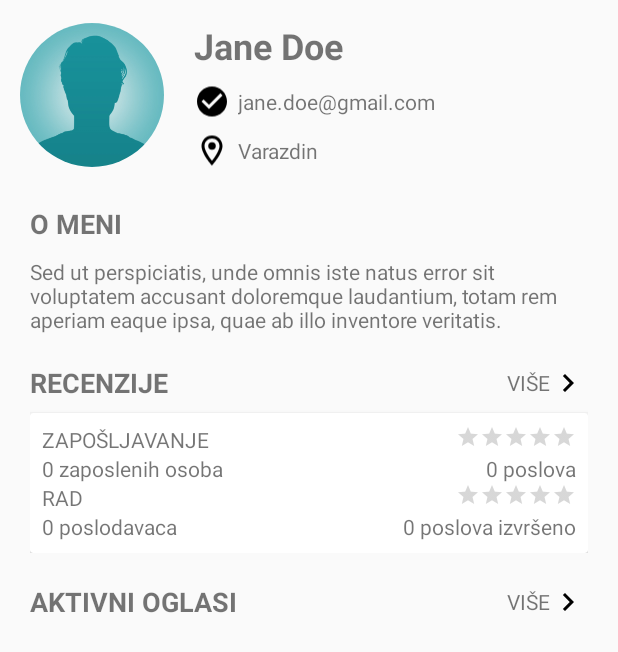
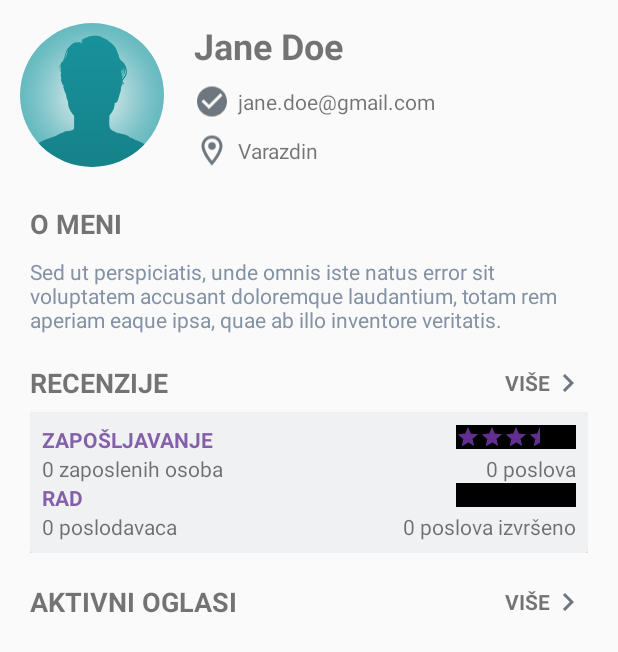
Before and after one commit to mpohizek/Foosh, an Android app: the layout activity_my_profile.xml on its own in the app's theme, with its tools: preview values and no code run, on a phone screen of 412 x 824 dp. Shown: the top 652 px of the screen. Run offline under Robolectric (Android 15) with nearby library versions, the phone set to English and light mode, and no system bars.

Commit message:
Dovršen XML za pregled profila i dodane osnovne boje aplikacije
trello card link: https://trello.com/c/E8qLU8z4

```diff
--- a/FooshAndroid/app/src/main/res/drawable/ic_baseline_check_circle_24px.xml
+++ b/FooshAndroid/app/src/main/res/drawable/ic_baseline_check_circle_24px.xml
@@ -4,6 +4,6 @@
     android:viewportWidth="24"
     android:viewportHeight="24">
   <path
-      android:fillColor="#FF000000"
+      android:fillColor="@color/colorTextGray"
       android:pathData="M12,2C6.48,2 2,6.48 2,12s4.48,10 10,10 10,-4.48 10,-10S17.52,2 12,2zM10,17l-5,-5 1.41,-1.41L10,14.17l7.59,-7.59L19,8l-9,9z"/>
 </vector>
--- a/FooshAndroid/app/src/main/res/drawable/ic_baseline_keyboard_arrow_right_24px.xml
+++ b/FooshAndroid/app/src/main/res/drawable/ic_baseline_keyboard_arrow_right_24px.xml
@@ -4,6 +4,6 @@
     android:viewportWidth="24"
     android:viewportHeight="24">
   <path
-      android:fillColor="#FF000000"
+      android:fillColor="@color/colorTextGray"
       android:pathData="M8.59,16.59L13.17,12 8.59,7.41 10,6l6,6 -6,6 -1.41,-1.41z"/>
 </vector>
--- a/FooshAndroid/app/src/main/res/drawable/ic_outline_location_on_24px.xml
+++ b/FooshAndroid/app/src/main/res/drawable/ic_outline_location_on_24px.xml
@@ -4,9 +4,9 @@
     android:viewportWidth="24"
     android:viewportHeight="24">
   <path
-      android:fillColor="#FF000000"
+      android:fillColor="@color/colorTextGray"
       android:pathData="M12,2C8.13,2 5,5.13 5,9c0,5.25 7,13 7,13s7,-7.75 7,-13c0,-3.87 -3.13,-7 -7,-7zM7,9c0,-2.76 2.24,-5 5,-5s5,2.24 5,5c0,2.88 -2.88,7.19 -5,9.88C9.92,16.21 7,11.85 7,9z"/>
   <path
-      android:fillColor="#FF000000"
+      android:fillColor="@color/colorTextGray"
       android:pathData="M12,9m-2.5,0a2.5,2.5 0,1 1,5 0a2.5,2.5 0,1 1,-5 0"/>
 </vector>
--- a/FooshAndroid/app/src/main/res/layout/activity_my_profile.xml
+++ b/FooshAndroid/app/src/main/res/layout/activity_my_profile.xml
@@ -121,7 +121,8 @@
             android:layout_width="wrap_content"
             android:layout_height="wrap_content"
             android:layout_weight="1"
-            android:text="Sed ut perspiciatis, unde omnis iste natus error sit voluptatem accusant doloremque laudantium, totam rem aperiam eaque ipsa, quae ab illo inventore veritatis." />
+            android:text="Sed ut perspiciatis, unde omnis iste natus error sit voluptatem accusant doloremque laudantium, totam rem aperiam eaque ipsa, quae ab illo inventore veritatis."
+            android:textColor="@color/colorTextLightGray" />
 
 
     </LinearLayout>
@@ -161,6 +162,7 @@
                 android:layout_height="wrap_content"
                 android:layout_marginBottom="8dp"
                 android:text="VIŠE"
+                android:textStyle="bold"
                 app:layout_constraintBottom_toBottomOf="parent"
                 app:layout_constraintEnd_toStartOf="@+id/moreArrow1"
                 app:layout_constraintTop_toTopOf="parent" />
@@ -185,18 +187,29 @@
                 android:layout_width="match_parent"
                 android:layout_height="wrap_content"
                 android:columnCount="2"
-                android:padding="8dp">
+                android:padding="8dp"
+                android:background="@color/colorAccentBackground"
+                >
 
                 <TextView
                     android:layout_width="wrap_content"
                     android:layout_height="wrap_content"
                     android:layout_column="0"
-                    android:text="ZAPOŠLJAVANJE" />
+                    android:text="ZAPOŠLJAVANJE"
+                    android:textColor="@color/colorAccent"
+                    android:textStyle="bold" />
 
                 <RatingBar
                     style="@style/Widget.AppCompat.RatingBar.Small"
                     android:layout_column="1"
-                    android:layout_gravity="right" />
+                    android:layout_gravity="right"
+
+                    android:rating="3.5"
+
+                    android:progressBackgroundTintMode="add"
+                    android:progressBackgroundTint="@color/colorBlack"
+                    android:progressTintMode="src_atop"
+                    android:progressTint="@color/colorPrimaryDark"/>
 
                 <TextView
                     android:layout_width="wrap_content"
@@ -215,12 +228,19 @@
                     android:layout_width="wrap_content"
                     android:layout_height="wrap_content"
                     android:layout_column="0"
-                    android:text="RAD" />
+                    android:text="RAD"
+                    android:textColor="@color/colorAccent"
+                    android:textStyle="bold" />
 
                 <RatingBar
                     style="@style/Widget.AppCompat.RatingBar.Small"
                     android:layout_column="1"
-                    android:layout_gravity="right" />
+                    android:layout_gravity="right"
+
+                    android:progressBackgroundTintMode="add"
+                    android:progressBackgroundTint="@color/colorBlack"
+                    android:progressTintMode="src_atop"
+                    android:progressTint="@color/colorPrimaryDark"/>
 
                 <TextView
                     android:layout_width="wrap_content"
@@ -273,6 +293,7 @@
                 android:layout_height="wrap_content"
                 android:layout_marginBottom="8dp"
                 android:text="VIŠE"
+                android:textStyle="bold"
                 app:layout_constraintBottom_toBottomOf="parent"
                 app:layout_constraintEnd_toStartOf="@+id/moreArrow2"
                 app:layout_constraintTop_toTopOf="parent" />
--- a/FooshAndroid/app/src/main/res/values/colors.xml
+++ b/FooshAndroid/app/src/main/res/values/colors.xml
@@ -1,6 +1,15 @@
 <?xml version="1.0" encoding="utf-8"?>
 <resources>
-    <color name="colorPrimary">#008577</color>
-    <color name="colorPrimaryDark">#00574B</color>
-    <color name="colorAccent">#D81B60</color>
+    <color name="colorPrimary">#724FAF</color>
+    <color name="colorPrimaryDark">#602F91</color>
+    <color name="colorAccent">#BF602F91</color>
+    <color name="colorAccentBackground">#1A6E777F</color>
+    <color name="colorAccentLightPurple">#40602F91</color>
+    <color name="colorTextGray">#6E777F</color>
+    <color name="colorTextLightGray">#8492A6</color>
+    <color name="colorGreen">#31AF91</color>
+
+
+    <color name="testRed">#DF4930</color>
+    <color name="colorBlack">#000000</color>
 </resources>
```
